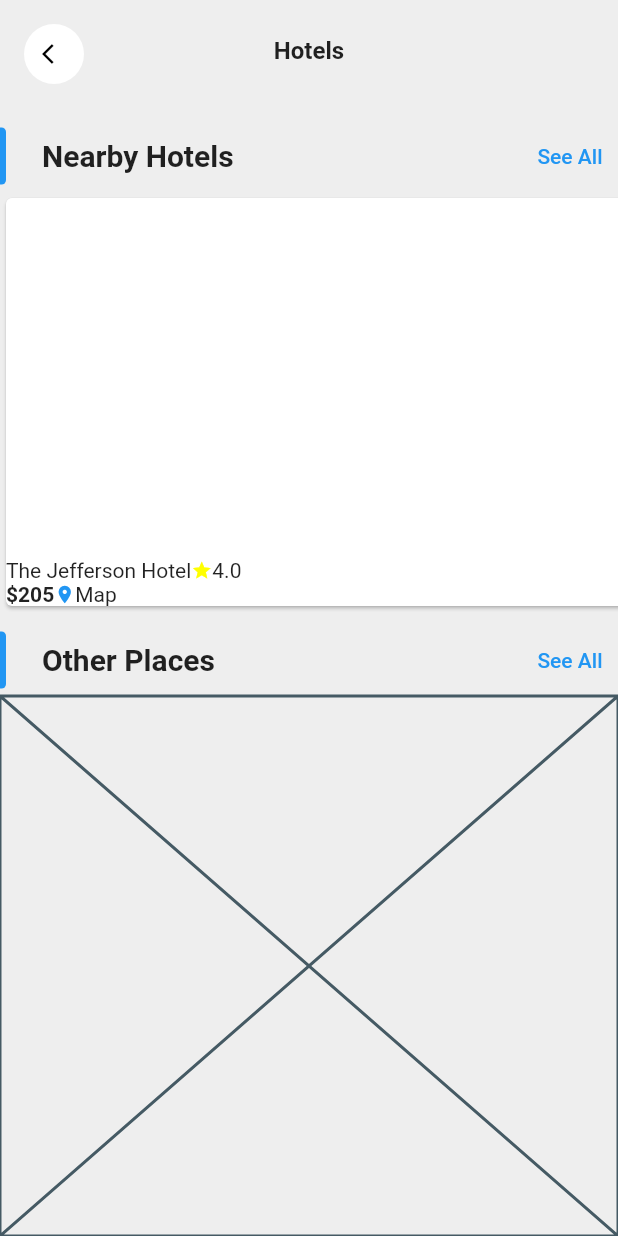
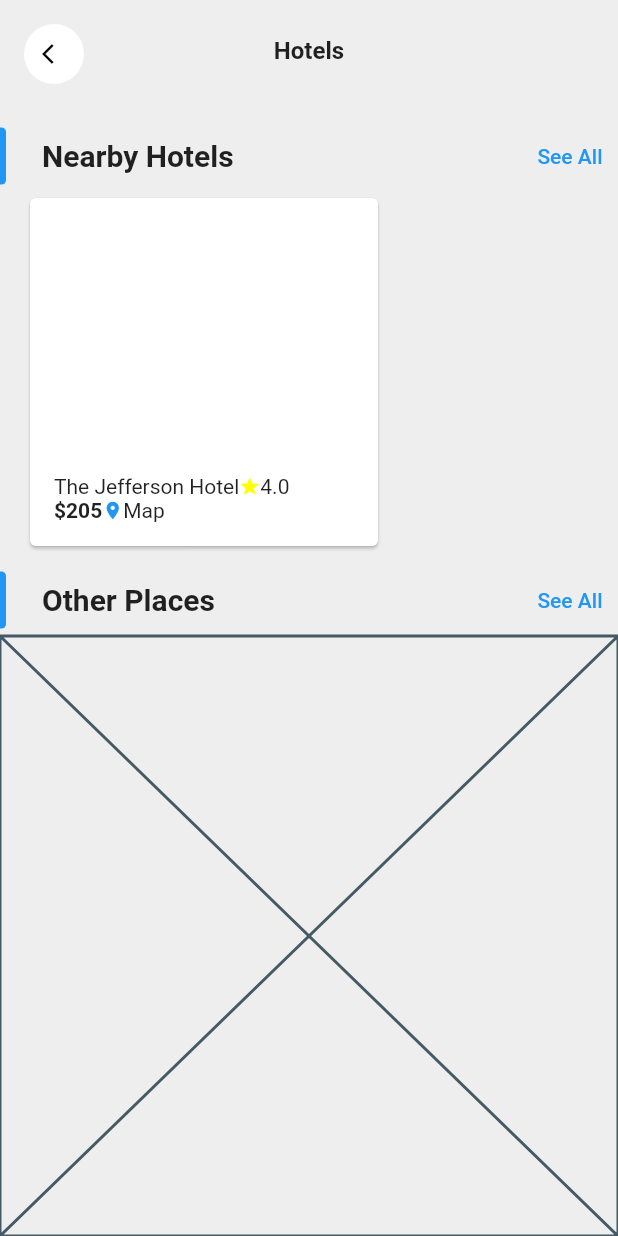
Before and after one commit to JAICHANGPARK/flutter_notebook_19th_story, a Flutter app: the screen it shows after launch, on a phone screen of 412 x 824 dp. Run offline on Flutter 3.47's test engine with Material 2 defaults, Android fonts, the phone set to English and light mode, and no system bars; our stand-ins replace cached_network_image, countup, fl_chart, flutter_riverpod, freezed_annotation, smooth_page_indicator and 1 more.

Commit message:
Update class_hotel_page.dart

```diff
--- a/lib/ep1130_classified_app/src/class_hotel_page.dart
+++ b/lib/ep1130_classified_app/src/class_hotel_page.dart
@@ -86,14 +86,18 @@ class _ClassHotelPageState extends State<ClassHotelPage> {
                       ),
                     ],
                   ),
-                  SizedBox(
-                    height: 280,
+                  Padding(
+                    padding: const EdgeInsets.only(left: 16),
+                    child: SizedBox(
+                      height: 240,
                       child: ListView(
                         scrollDirection: Axis.horizontal,
                         children: [
                           SizedBox(
-                          width: 420,
+                            width: 240,
                             child: Card(
+                              child: Padding(
+                                padding: const EdgeInsets.all(16.0),
                                 child: Column(
                                   crossAxisAlignment: CrossAxisAlignment.start,
                                   children: [
@@ -135,8 +139,10 @@ class _ClassHotelPageState extends State<ClassHotelPage> {
                                   ],
                                 ),
                               ),
+                            ),
                           )
                         ],
+                      ),
                     ),
                   ),
                   const SizedBox(
```
Lines whose indentation alone changed are shown as unchanged.
